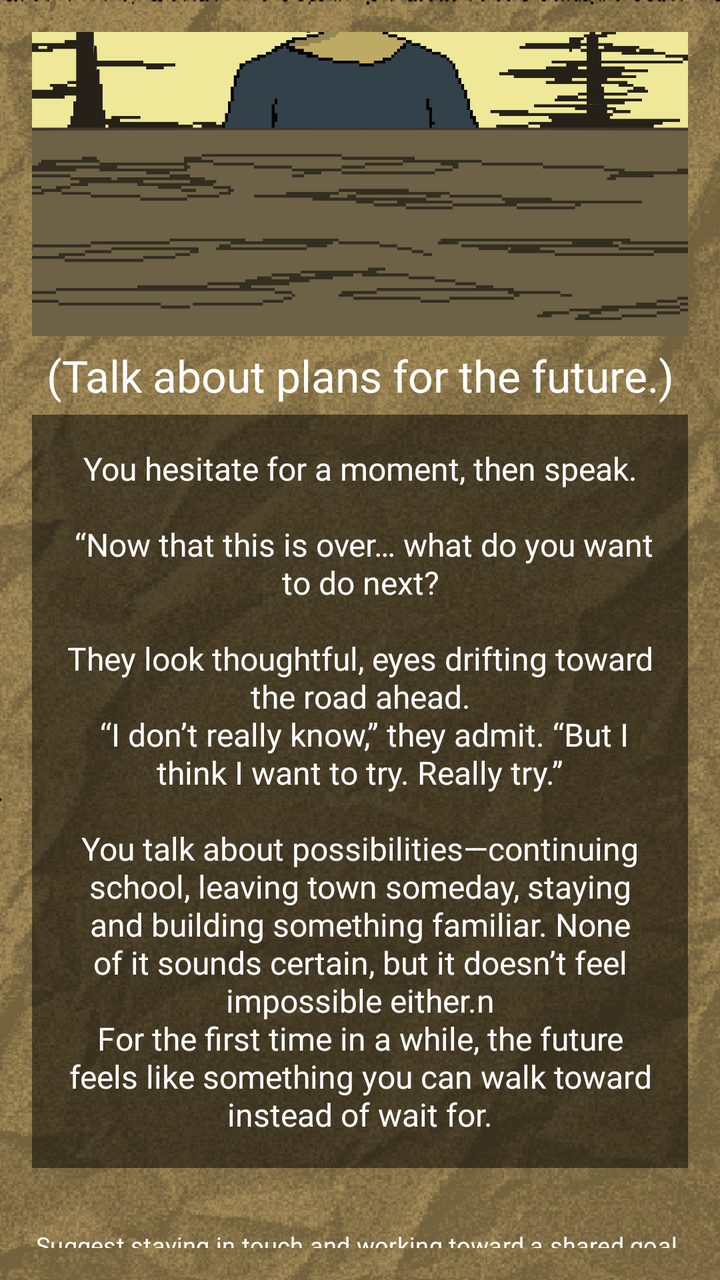
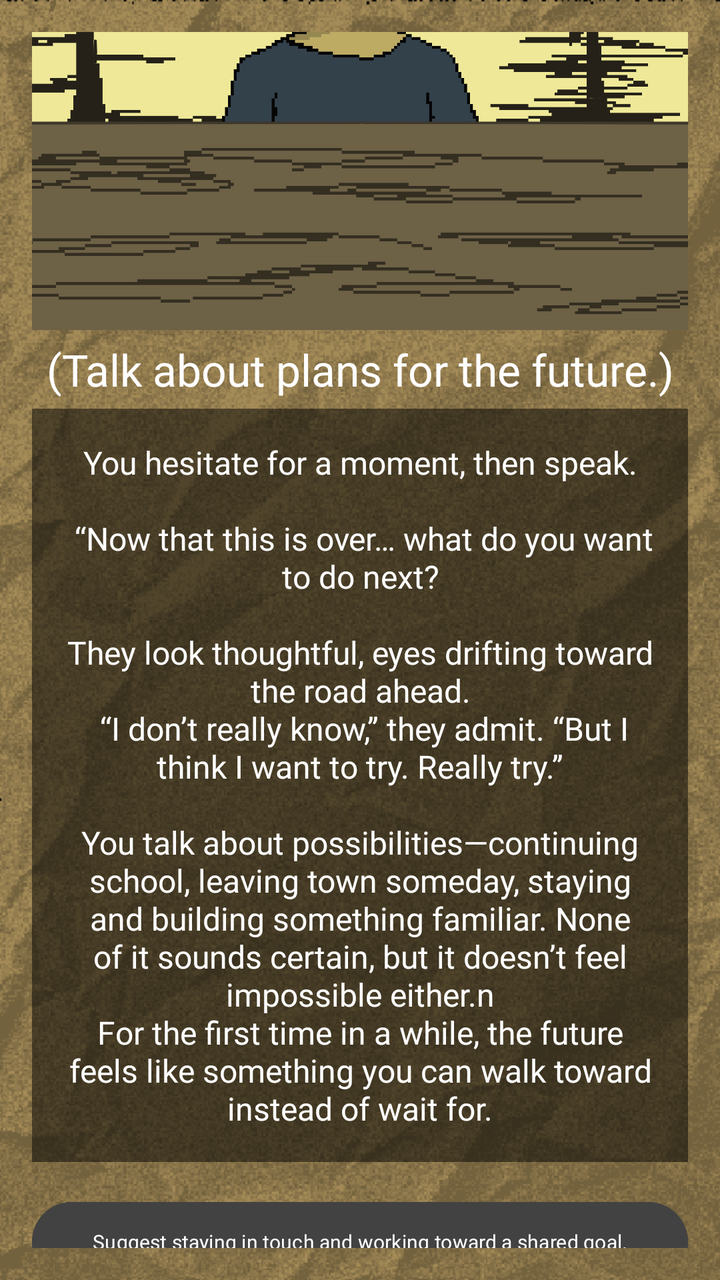

Screens rendered from an Android XML layout before and after an edit, with the pre-edit source and the edit as a unified diff.
<!-- AndroidManifest.xml: application theme Theme.ChoiceQuest -->
<!-- res/layout/activity_page2_1_2_2_1_1_1.xml -->
<?xml version="1.0" encoding="utf-8"?>
<LinearLayout xmlns:android="http://schemas.android.com/apk/res/android"
    xmlns:app="http://schemas.android.com/apk/res-auto"
    xmlns:tools="http://schemas.android.com/tools"
    android:id="@+id/page2_1_2_2_1_1_1"
    android:layout_width="match_parent"
    android:layout_height="match_parent"
    android:gravity="center"
    android:orientation="vertical"
    android:background="@drawable/papertexture_"
    android:backgroundTint="#f8e7c2"
    android:backgroundTintMode="multiply"
    android:padding="16dp"
    tools:context=".Page2_1_2_2_1_1_1">

    <View
        android:layout_width="match_parent"
        android:layout_height="0dp"
        android:layout_weight="0.1"/>

    <ImageView
        android:id="@+id/imageView"
        android:layout_width="412dp"
        android:layout_height="250dp"
        android:src="@drawable/page2_1_2_2_1_1_1"/>

    <View
        android:layout_width="match_parent"
        android:layout_height="1dp"
        android:layout_weight="0.1"/>

    <TextView
        android:layout_width="match_parent"
        android:layout_height="wrap_content"
        android:gravity="center"
        android:fontFamily="@font/pixelspace"
        android:padding="5dp"
        android:text="(Talk about plans for the future.)"
        android:textColor="@color/white"
        android:textSize="22sp" />

    <View
        android:layout_width="match_parent"
        android:layout_height="1dp"
        android:layout_weight="0.1"/>

    <TextView
        android:layout_width="match_parent"
        android:layout_height="wrap_content"
        android:id="@+id/tv_page2_1_2_2_1_1_1"
        android:fontFamily="@font/pixelgame_font"
        android:gravity="center"
        android:padding="16dp"
        android:background="#80000000"
        android:text="You hesitate for a moment, then speak.\n\n “Now that this is over… what do you want to do next?\n\nThey look thoughtful, eyes drifting toward the road ahead.\n “I don’t really know,” they admit. “But I think I want to try. Really try.”\n\nYou talk about possibilities—continuing school, leaving town someday, staying and building something familiar. None of it sounds certain, but it doesn’t feel impossible either.n\nFor the first time in a while, the future feels like something you can walk toward instead of wait for."
        android:textColor="@color/white"
        android:textSize="16sp"
        android:layout_marginBottom="16dp"/>

    <View
        android:layout_width="match_parent"
        android:layout_height="1dp"
        android:layout_weight="0.1"/>

    <Button
        android:layout_width="412dp"
        android:layout_height="45dp"
        android:fontFamily="@font/quest_font"
        android:background="@android:color/transparent"
        android:textSize="12sp"
        android:layout_marginBottom="16dp"
        android:text="Suggest staying in touch and working toward a shared goal."
        android:onClick="page2_1_2_2_1_1_1_1" />

    <Button
        android:layout_width="412dp"
        android:layout_height="45dp"
        android:fontFamily="@font/quest_font"
        android:background="@android:color/transparent"
        android:textSize="10sp"
        android:layout_marginBottom="16dp"
        android:text="Encourage them to follow their own path,even if it separates you."
        android:onClick="page2_1_2_2_1_1_1_2" />

    <View
        android:layout_width="match_parent"
        android:layout_height="0dp"
        android:layout_weight="1"/>

</LinearLayout>
<!-- resources referenced by this layout -->
<resources>
  <color name="white">#FFFFFF</color>
  <!-- drawable page2_1_2_2_1_1_1: png bitmap (drawable, 18671 bytes) -->
  <!-- drawable papertexture_: png bitmap (drawable, 156948 bytes) -->
  <style name="Theme.ChoiceQuest" parent="Base.Theme.ChoiceQuest" />
  <style name="Base.Theme.ChoiceQuest" parent="Theme.Material3.DayNight.NoActionBar">
          
          
      </style>
</resources>

<!-- the commit's change to res/layout/activity_page2_1_2_2_1_1_1.xml (unified diff, before → after) -->
@@ -63,21 +63,23 @@
         android:layout_weight="0.1"/>
 
     <Button
-        android:layout_width="412dp"
-        android:layout_height="45dp"
+        android:layout_width="match_parent"
+        android:layout_height="wrap_content"
         android:fontFamily="@font/quest_font"
-        android:background="@android:color/transparent"
-        android:textSize="12sp"
+        android:textSize="10sp"
+        android:textColor="@color/white"
+        android:backgroundTint="@color/cardview_dark_background"
         android:layout_marginBottom="16dp"
         android:text="Suggest staying in touch and working toward a shared goal."
         android:onClick="page2_1_2_2_1_1_1_1" />
 
     <Button
-        android:layout_width="412dp"
-        android:layout_height="45dp"
+        android:layout_width="match_parent"
+        android:layout_height="wrap_content"
         android:fontFamily="@font/quest_font"
-        android:background="@android:color/transparent"
         android:textSize="10sp"
+        android:textColor="@color/white"
+        android:backgroundTint="@color/cardview_dark_background"
         android:layout_marginBottom="16dp"
         android:text="Encourage them to follow their own path,even if it separates you."
         android:onClick="page2_1_2_2_1_1_1_2" />
